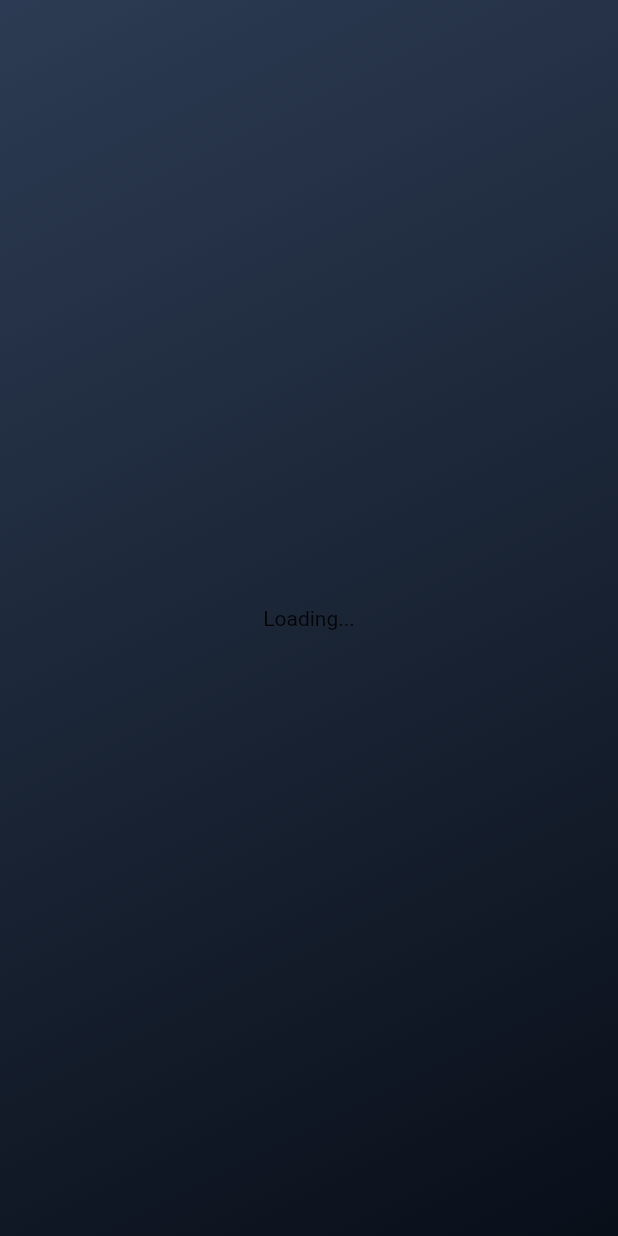
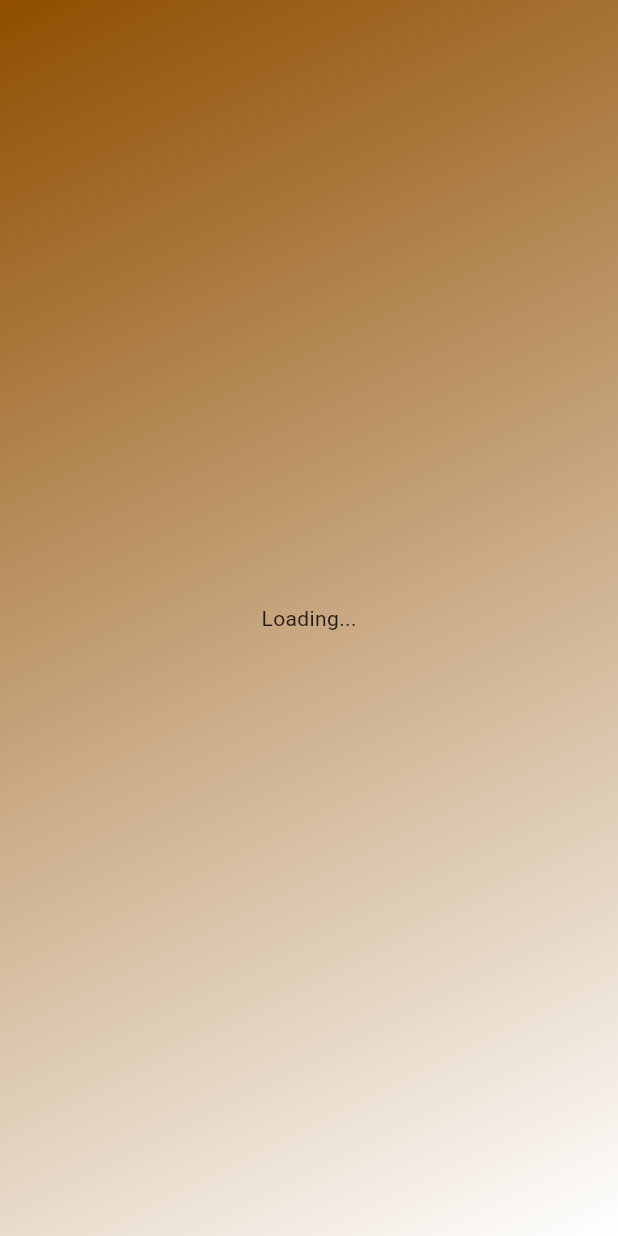
Before and after one commit to dip-develop/dip-flow-frontend, a Flutter app: the screen it shows after launch, on a phone screen of 412 x 824 dp. Run offline on Flutter 3.47's test engine with Material 2 defaults, Android fonts, the light colour scheme and no system bars; our stand-ins replace connectivity_plus, device_info_plus, equatable, flutter_bloc, flutter_native_splash, get_it and 4 more; missing offline and left inert: window_size; generated files the repository leaves out were written again.

Commit message:
Change theme

```diff
--- a/lib/core/resources/themes/dark_theme.dart
+++ b/lib/core/resources/themes/dark_theme.dart
@@ -6,9 +6,7 @@ class DarkAppThemeImpl implements AppTheme {
   const DarkAppThemeImpl();
 
   @override
-  ThemeData get themeData {
-    final theme = ThemeData.dark();
-    return theme.copyWith(
+  ThemeData get themeData => ThemeData(
         useMaterial3: true,
         colorScheme: const ColorScheme(
           brightness: Brightness.dark,
@@ -45,4 +43,3 @@ class DarkAppThemeImpl implements AppTheme {
         ),
       );
 }
-}
--- a/lib/core/resources/themes/light_theme.dart
+++ b/lib/core/resources/themes/light_theme.dart
@@ -6,9 +6,7 @@ class LightAppThemeImpl implements AppTheme {
   const LightAppThemeImpl();
 
   @override
-  ThemeData get themeData {
-    final theme = ThemeData.light();
-    return theme.copyWith(
+  ThemeData get themeData => ThemeData(
         useMaterial3: true,
         colorScheme: const ColorScheme(
           brightness: Brightness.light,
@@ -45,4 +43,3 @@ class LightAppThemeImpl implements AppTheme {
         ),
       );
 }
-}
--- a/lib/presentation/screens/splash/splash_screen.dart
+++ b/lib/presentation/screens/splash/splash_screen.dart
@@ -36,11 +36,14 @@ class SplashScreen extends StatelessWidget {
     }
     return Material(
       child: Container(
-        decoration: const BoxDecoration(
+        decoration: BoxDecoration(
           gradient: LinearGradient(
               begin: Alignment.topLeft,
               end: Alignment.bottomRight,
-              colors: [Color(0xFF2C3B53), Color(0xFF090F19)]),
+              colors: [
+                Theme.of(context).colorScheme.primary,
+                Theme.of(context).colorScheme.onPrimary
+              ]),
         ),
         child: const Center(
             child: /*  Image.asset(
```
Lines whose indentation alone changed are shown as unchanged.
